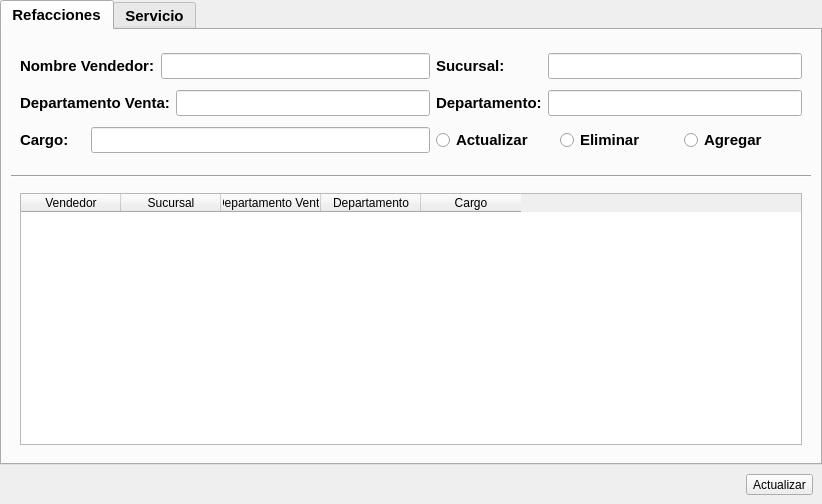
This is App/Front/IU_VENDEDORES.ui in LAngelVp/ProccessRMPG73 as Qt 5 draws it before an edit. The edited form follows.
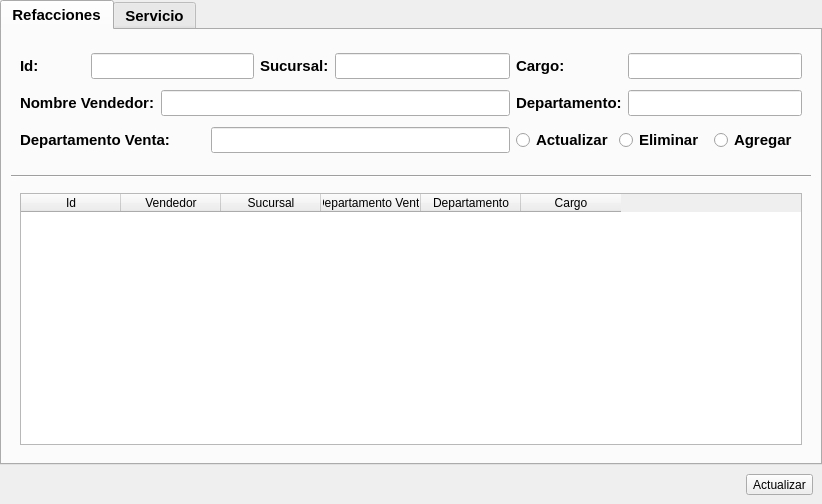
This is the edited form. The open tabs and pages were chosen to show the change.

Commit message: agregue la funcionalidad de los vendedores en la parte de refacciones

What changed in the file:
```diff
--- a/App/Front/IU_VENDEDORES.ui
+++ b/App/Front/IU_VENDEDORES.ui
@@ -136,15 +136,15 @@
              </size>
             </property>
             <layout class="QGridLayout" name="gridLayout_2">
-             <item row="0" column="0" colspan="2">
-              <widget class="QLabel" name="lbl_lbl_nombre">
+             <item row="0" column="0">
+              <widget class="QLabel" name="label">
                <property name="text">
-                <string>Nombre Vendedor:</string>
+                <string>Id:</string>
                </property>
               </widget>
              </item>
-             <item row="0" column="2" colspan="2">
-              <widget class="QLineEdit" name="ledit_nombrevendedor"/>
+             <item row="0" column="1" colspan="3">
+              <widget class="QLineEdit" name="ledit_idrefacciones"/>
              </item>
              <item row="0" column="4">
               <widget class="QLabel" name="lbl_lbl_sucu">
@@ -156,37 +156,44 @@
              <item row="0" column="5">
               <widget class="QLineEdit" name="ledit_sucursal"/>
              </item>
-             <item row="1" column="0" colspan="3">
-              <widget class="QLabel" name="lbl_lbl_depaventa">
-               <property name="text">
-                <string>Departamento Venta:</string>
-               </property>
-              </widget>
-             </item>
-             <item row="1" column="3">
-              <widget class="QLineEdit" name="ledit_depaventa"/>
-             </item>
-             <item row="1" column="4">
-              <widget class="QLabel" name="lbl_lbl_depa">
-               <property name="text">
-                <string>Departamento:</string>
-               </property>
-              </widget>
-             </item>
-             <item row="1" column="5">
-              <widget class="QLineEdit" name="ledit_depa"/>
-             </item>
-             <item row="2" column="0">
+             <item row="0" column="6">
               <widget class="QLabel" name="lbl_lbl_cargo">
                <property name="text">
                 <string>Cargo:</string>
                </property>
               </widget>
              </item>
-             <item row="2" column="1" colspan="3">
+             <item row="0" column="7">
               <widget class="QLineEdit" name="ledit_cargo"/>
              </item>
-             <item row="2" column="4" colspan="2">
+             <item row="1" column="0" colspan="2">
+              <widget class="QLabel" name="lbl_lbl_nombre">
+               <property name="text">
+                <string>Nombre Vendedor:</string>
+               </property>
+              </widget>
+             </item>
+             <item row="1" column="6">
+              <widget class="QLabel" name="lbl_lbl_depa">
+               <property name="text">
+                <string>Departamento:</string>
+               </property>
+              </widget>
+             </item>
+             <item row="1" column="7">
+              <widget class="QLineEdit" name="ledit_depa"/>
+             </item>
+             <item row="2" column="0" colspan="3">
+              <widget class="QLabel" name="lbl_lbl_depaventa">
+               <property name="text">
+                <string>Departamento Venta:</string>
+               </property>
+              </widget>
+             </item>
+             <item row="1" column="2" colspan="4">
+              <widget class="QLineEdit" name="ledit_nombrevendedor"/>
+             </item>
+             <item row="2" column="6" colspan="2">
               <layout class="QGridLayout" name="gridLayout">
                <item row="0" column="1">
                 <widget class="QRadioButton" name="rb_eliminar">
@@ -220,6 +227,9 @@
                </item>
               </layout>
              </item>
+             <item row="2" column="3" colspan="3">
+              <widget class="QLineEdit" name="ledit_depaventa"/>
+             </item>
             </layout>
            </widget>
           </item>
@@ -235,6 +245,11 @@
             <layout class="QHBoxLayout" name="horizontalLayout_2">
              <item>
               <widget class="QTableWidget" name="tabla_vendedoresrefacciones">
+               <column>
+                <property name="text">
+                 <string>Id</string>
+                </property>
+               </column>
                <column>
                 <property name="text">
                  <string>Vendedor</string>
```
Left out of the diff: 51 changed lines with no effect on the pictures. The commit also changes 7 other files.
